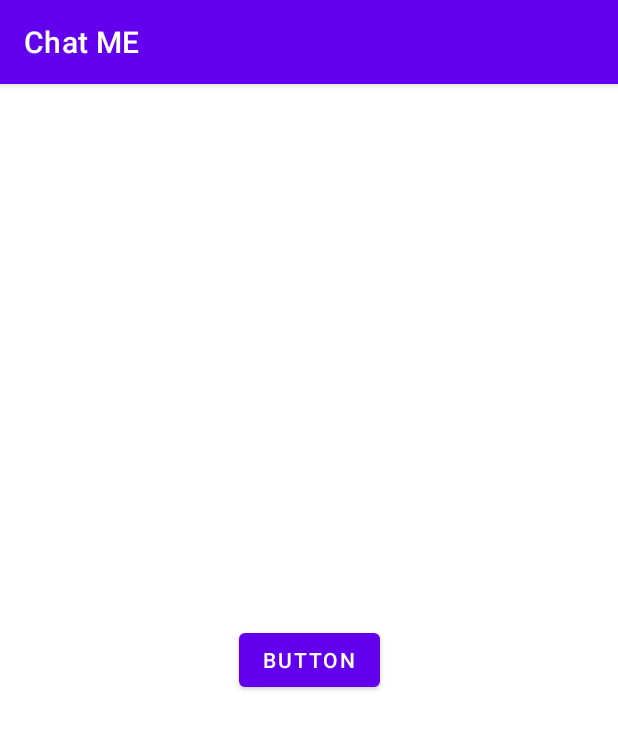
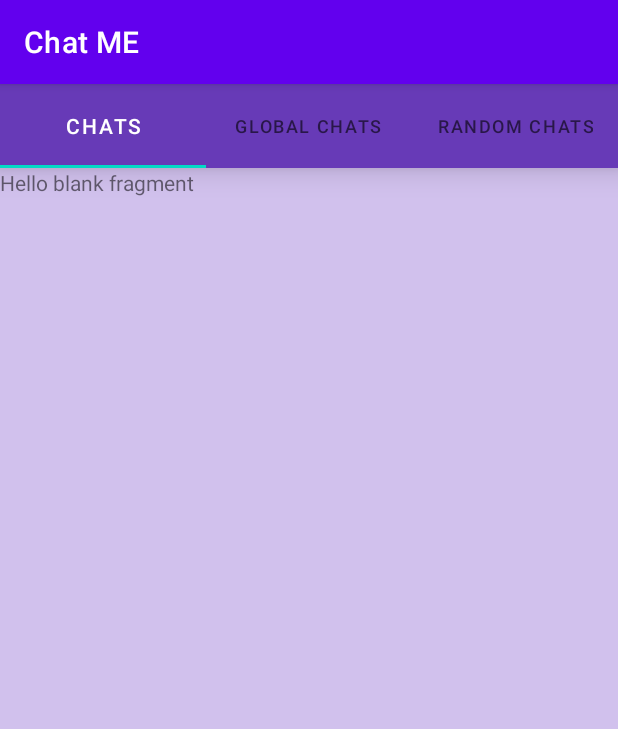
Before and after one commit to Gamerique/ChatME_AppAndroid, an Android app: the screen it shows after launch once a user with an empty profile is signed in (MainActivity), on a phone screen of 412 x 824 dp. Shown: the top 729 px of the screen. Run offline under Robolectric (Android 15) with nearby library versions, the phone set to English and light mode, and no system bars; our stand-ins replace Firebase (no records; nobody signed in at launch, a user with empty details on screens opened directly).

Commit message:
Adding all Fragments and all errors solved.

```diff
--- /dev/null
+++ b/app/src/main/java/ga/gamerique/chatme/Adapters/FragmentsAdapter.java
@@ -0,0 +1,51 @@
+package ga.gamerique.chatme.Adapters;
+
+import androidx.annotation.NonNull;
+import androidx.annotation.Nullable;
+import androidx.fragment.app.Fragment;
+import androidx.fragment.app.FragmentManager;
+import androidx.fragment.app.FragmentPagerAdapter;
+
+import ga.gamerique.chatme.Fragments.Chats;
+import ga.gamerique.chatme.Fragments.GlobalChats;
+import ga.gamerique.chatme.Fragments.RandomChats;
+
+public class FragmentsAdapter extends FragmentPagerAdapter {
+    public FragmentsAdapter(@NonNull FragmentManager fm) {
+        super(fm);
+    }
+
+
+    @NonNull
+    @Override
+    public Fragment getItem(int position) {
+        switch (position){
+            case 0: return new Chats();
+            case 1: return new GlobalChats();
+            case 2: return new RandomChats();
+            default: return new Chats();
+        }
+    }
+
+    @Override
+    public int getCount() {
+        return 3;
+    }
+
+    @Nullable
+    @Override
+    public CharSequence getPageTitle(int position) {
+        String title = null;
+        if (position == 0){
+            title = "CHATS";
+        }
+        if (position == 1){
+            title = "GLOBAL CHATS";
+        }
+        if (position == 2){
+            title = "RANDOM CHATS";
+        }
+
+        return title;
+    }
+}
--- /dev/null
+++ b/app/src/main/java/ga/gamerique/chatme/Fragments/Chats.java
@@ -0,0 +1,66 @@
+package ga.gamerique.chatme.Fragments;
+
+import android.os.Bundle;
+
+import androidx.fragment.app.Fragment;
+
+import android.view.LayoutInflater;
+import android.view.View;
+import android.view.ViewGroup;
+
+import ga.gamerique.chatme.R;
+
+/**
+ * A simple {@link Fragment} subclass.
+ * Use the {@link Chats#newInstance} factory method to
+ * create an instance of this fragment.
+ */
+public class Chats extends Fragment {
+
+    // TODO: Rename parameter arguments, choose names that match
+    // the fragment initialization parameters, e.g. ARG_ITEM_NUMBER
+    private static final String ARG_PARAM1 = "param1";
+    private static final String ARG_PARAM2 = "param2";
+
+    // TODO: Rename and change types of parameters
+    private String mParam1;
+    private String mParam2;
+
+    public Chats() {
+        // Required empty public constructor
+    }
+
+    /**
+     * Use this factory method to create a new instance of
+     * this fragment using the provided parameters.
+     *
+     * @param param1 Parameter 1.
+     * @param param2 Parameter 2.
+     * @return A new instance of fragment Chats.
+     */
+    // TODO: Rename and change types and number of parameters
+    public static Chats newInstance(String param1, String param2) {
+        Chats fragment = new Chats();
+        Bundle args = new Bundle();
+        args.putString(ARG_PARAM1, param1);
+        args.putString(ARG_PARAM2, param2);
+        fragment.setArguments(args);
+        return fragment;
+    }
+
+    @Override
+    public void onCreate(Bundle savedInstanceState) {
+        super.onCreate(savedInstanceState);
+        if (getArguments() != null) {
+            mParam1 = getArguments().getString(ARG_PARAM1);
+            mParam2 = getArguments().getString(ARG_PARAM2);
+        }
+    }
+
+    @Override
+    public View onCreateView(LayoutInflater inflater, ViewGroup container,
+                             Bundle savedInstanceState) {
+        // Inflate the layout for this fragment
+        return inflater.inflate(R.layout.fragment_chats, container, false);
+    }
+}
--- /dev/null
+++ b/app/src/main/java/ga/gamerique/chatme/Fragments/GlobalChats.java
@@ -0,0 +1,66 @@
+package ga.gamerique.chatme.Fragments;
+
+import android.os.Bundle;
+
+import androidx.fragment.app.Fragment;
+
+import android.view.LayoutInflater;
+import android.view.View;
+import android.view.ViewGroup;
+
+import ga.gamerique.chatme.R;
+
+/**
+ * A simple {@link Fragment} subclass.
+ * Use the {@link GlobalChats#newInstance} factory method to
+ * create an instance of this fragment.
+ */
+public class GlobalChats extends Fragment {
+
+    // TODO: Rename parameter arguments, choose names that match
+    // the fragment initialization parameters, e.g. ARG_ITEM_NUMBER
+    private static final String ARG_PARAM1 = "param1";
+    private static final String ARG_PARAM2 = "param2";
+
+    // TODO: Rename and change types of parameters
+    private String mParam1;
+    private String mParam2;
+
+    public GlobalChats() {
+        // Required empty public constructor
+    }
+
+    /**
+     * Use this factory method to create a new instance of
+     * this fragment using the provided parameters.
+     *
+     * @param param1 Parameter 1.
+     * @param param2 Parameter 2.
+     * @return A new instance of fragment GlobalChats.
+     */
+    // TODO: Rename and change types and number of parameters
+    public static GlobalChats newInstance(String param1, String param2) {
+        GlobalChats fragment = new GlobalChats();
+        Bundle args = new Bundle();
+        args.putString(ARG_PARAM1, param1);
+        args.putString(ARG_PARAM2, param2);
+        fragment.setArguments(args);
+        return fragment;
+    }
+
+    @Override
+    public void onCreate(Bundle savedInstanceState) {
+        super.onCreate(savedInstanceState);
+        if (getArguments() != null) {
+            mParam1 = getArguments().getString(ARG_PARAM1);
+            mParam2 = getArguments().getString(ARG_PARAM2);
+        }
+    }
+
+    @Override
+    public View onCreateView(LayoutInflater inflater, ViewGroup container,
+                             Bundle savedInstanceState) {
+        // Inflate the layout for this fragment
+        return inflater.inflate(R.layout.fragment_global_chats, container, false);
+    }
+}
--- a/app/src/main/java/ga/gamerique/chatme/MainActivity.java
+++ b/app/src/main/java/ga/gamerique/chatme/MainActivity.java
@@ -10,27 +10,23 @@ import android.widget.Toast;
 
 import com.google.firebase.auth.FirebaseAuth;
 
+import ga.gamerique.chatme.Adapters.FragmentsAdapter;
+import ga.gamerique.chatme.databinding.ActivityMainBinding;
+
 public class MainActivity extends AppCompatActivity {
 
-    Button logout;
+    ActivityMainBinding binding;
     FirebaseAuth fAuth;
 
     @Override
     protected void onCreate(Bundle savedInstanceState) {
         super.onCreate(savedInstanceState);
-        setContentView(R.layout.activity_main);
+        binding  = ActivityMainBinding.inflate(getLayoutInflater());
+        setContentView(binding.getRoot());
+        fAuth = FirebaseAuth.getInstance();
 
-        logout = findViewById(R.id.button);
-        logout.setOnClickListener(new View.OnClickListener() {
-            @Override
-            public void onClick(View v) {
+        binding.viewPager.setAdapter(new FragmentsAdapter(getSupportFragmentManager()));
+        binding.tabLayout.setupWithViewPager(binding.viewPager);
 
-                FirebaseAuth.getInstance().signOut();
-                Toast.makeText(MainActivity.this, "You Logout Successfully!", Toast.LENGTH_SHORT).show();
-                Intent intent = new Intent(MainActivity.this, SignInActivity.class);
-                startActivity(intent);
-                finish();
-            }
-        });
     }
 }
--- a/app/src/main/java/ga/gamerique/chatme/SplashActivity.java
+++ b/app/src/main/java/ga/gamerique/chatme/SplashActivity.java
@@ -9,6 +9,8 @@ import android.widget.Toast;
 import com.google.firebase.auth.FirebaseAuth;
 import com.google.firebase.auth.FirebaseUser;
 
+import java.util.Objects;
+
 public class SplashActivity extends AppCompatActivity {
 
     FirebaseAuth fAuth;
@@ -18,7 +20,7 @@ public class SplashActivity extends AppCompatActivity {
         super.onCreate(savedInstanceState);
         setContentView(R.layout.activity_splash);
 
-        getSupportActionBar().hide();
+        Objects.requireNonNull(getSupportActionBar()).hide();
 
         fAuth = FirebaseAuth.getInstance();
 
--- a/app/src/main/res/layout/activity_main.xml
+++ b/app/src/main/res/layout/activity_main.xml
@@ -1,19 +1,28 @@
 <?xml version="1.0" encoding="utf-8"?>
-<androidx.constraintlayout.widget.ConstraintLayout xmlns:android="http://schemas.android.com/apk/res/android"
-    xmlns:app="http://schemas.android.com/apk/res-auto"
+<LinearLayout xmlns:android="http://schemas.android.com/apk/res/android"
     xmlns:tools="http://schemas.android.com/tools"
     android:layout_width="match_parent"
     android:layout_height="match_parent"
+    xmlns:app="http://schemas.android.com/apk/res-auto"
+    android:background="#D1C1ED"
+    android:orientation="vertical"
     tools:context=".MainActivity">
 
-    <Button
-        android:id="@+id/button"
-        android:layout_width="wrap_content"
-        android:layout_height="wrap_content"
-        android:text="Button"
-        app:layout_constraintBottom_toBottomOf="parent"
-        app:layout_constraintEnd_toEndOf="parent"
-        app:layout_constraintHorizontal_bias="0.5"
-        app:layout_constraintStart_toStartOf="parent"
-        app:layout_constraintTop_toTopOf="parent" />
-</androidx.constraintlayout.widget.ConstraintLayout>
+    <com.google.android.material.tabs.TabLayout
+        android:id="@+id/tabLayout"
+        android:layout_width="match_parent"
+        android:layout_height="56dp"
+        android:background="#673AB7"
+        android:elevation="12dp"
+        app:tabGravity="fill"
+        app:tabIndicatorColor="@color/teal_200"
+        app:tabMaxWidth="0dp"
+        app:tabMode="fixed"
+        app:tabSelectedTextColor="@color/white" />
+
+    <androidx.viewpager.widget.ViewPager
+        android:id="@+id/viewPager"
+        android:layout_width="match_parent"
+
+        android:layout_height="match_parent" />
+</LinearLayout>
--- /dev/null
+++ b/app/src/main/res/layout/fragment_chats.xml
@@ -0,0 +1,14 @@
+<?xml version="1.0" encoding="utf-8"?>
+<FrameLayout xmlns:android="http://schemas.android.com/apk/res/android"
+    xmlns:tools="http://schemas.android.com/tools"
+    android:layout_width="match_parent"
+    android:layout_height="match_parent"
+    tools:context=".Fragments.Chats">
+
+    <!-- TODO: Update blank fragment layout -->
+    <TextView
+        android:layout_width="match_parent"
+        android:layout_height="match_parent"
+        android:text="@string/hello_blank_fragment" />
+
+</FrameLayout>
--- a/app/src/main/res/values/strings.xml
+++ b/app/src/main/res/values/strings.xml
@@ -1,3 +1,5 @@
 <resources>
     <string name="app_name">Chat ME</string>
+    <!-- TODO: Remove or change this placeholder text -->
+    <string name="hello_blank_fragment">Hello blank fragment</string>
 </resources>
```
Also changed, not shown: app/build.gradle (+5 -4 lines), app/src/main/java/ga/gamerique/chatme/Fragments/RandomChats.java (added, +66 -0 lines), app/src/main/java/ga/gamerique/chatme/SignInActivity.java (+27 -0 lines), app/src/main/java/ga/gamerique/chatme/SignUpActivity.java (+9 -4 lines), app/src/main/java/ga/gamerique/chatme/Users.java (+10 -10 lines), app/src/main/res/layout/activity_sign_in.xml (+13 -0 lines), app/src/main/res/layout/fragment_global_chats.xml (added, +14 -0 lines), app/src/main/res/layout/fragment_random_chats.xml (added, +14 -0 lines), 1 other file.
